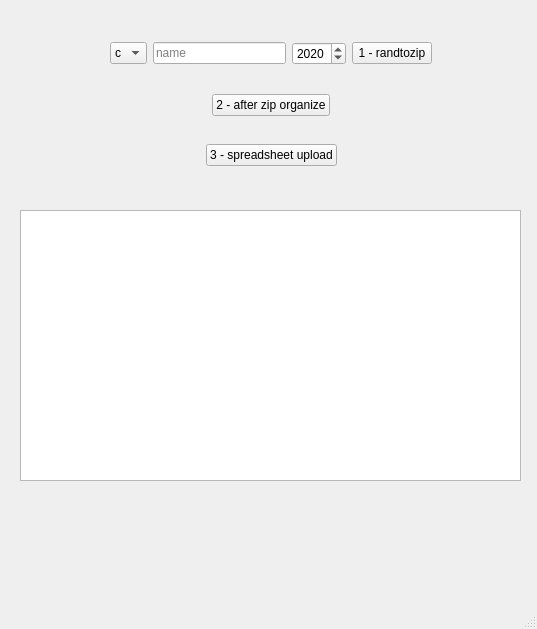
Qt form realcode/gui/gui.ui (karmanyaahm/test_organization) before a commit.
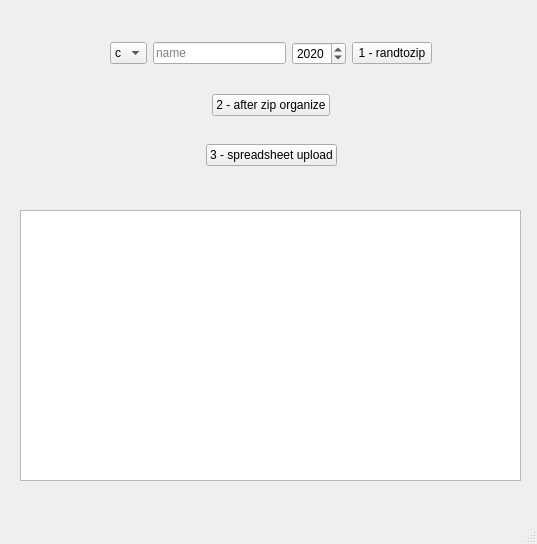
The same form after that commit.

Commit message: refactor: implement mvc and gui classes

Patch:
```diff
--- a/realcode/gui/gui.ui
+++ b/realcode/gui/gui.ui
@@ -7,7 +7,7 @@
     <x>0</x>
     <y>0</y>
     <width>537</width>
-    <height>629</height>
+    <height>544</height>
    </rect>
   </property>
   <property name="windowTitle">
```
Left out of the diff: 38 changed lines with no effect on the pictures. The commit also changes 6 other files.
